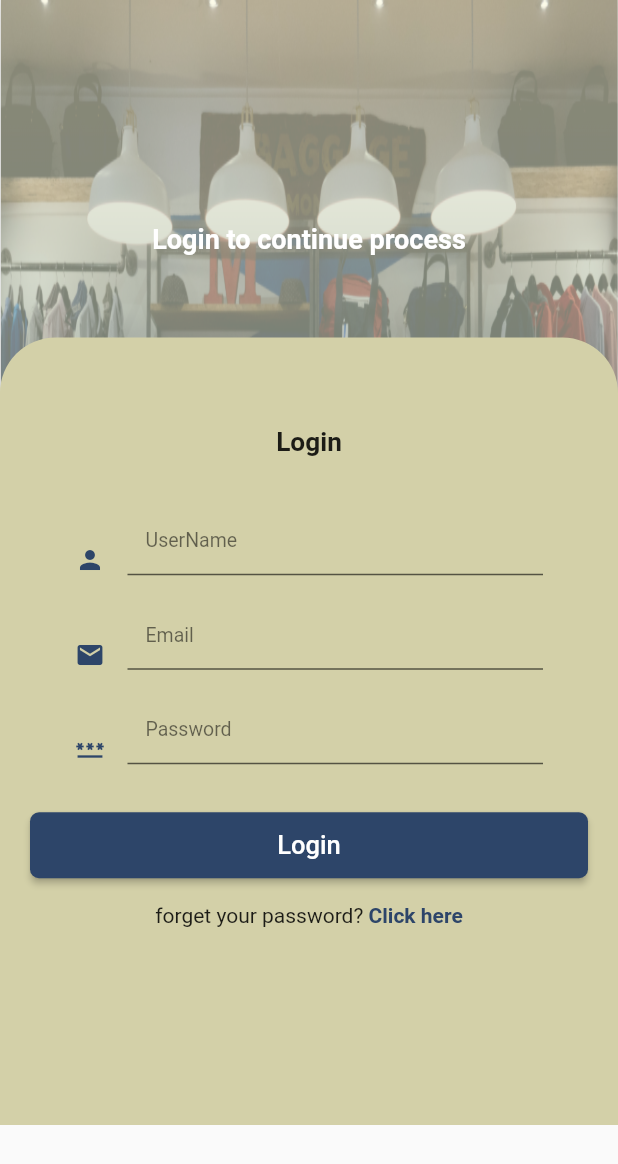
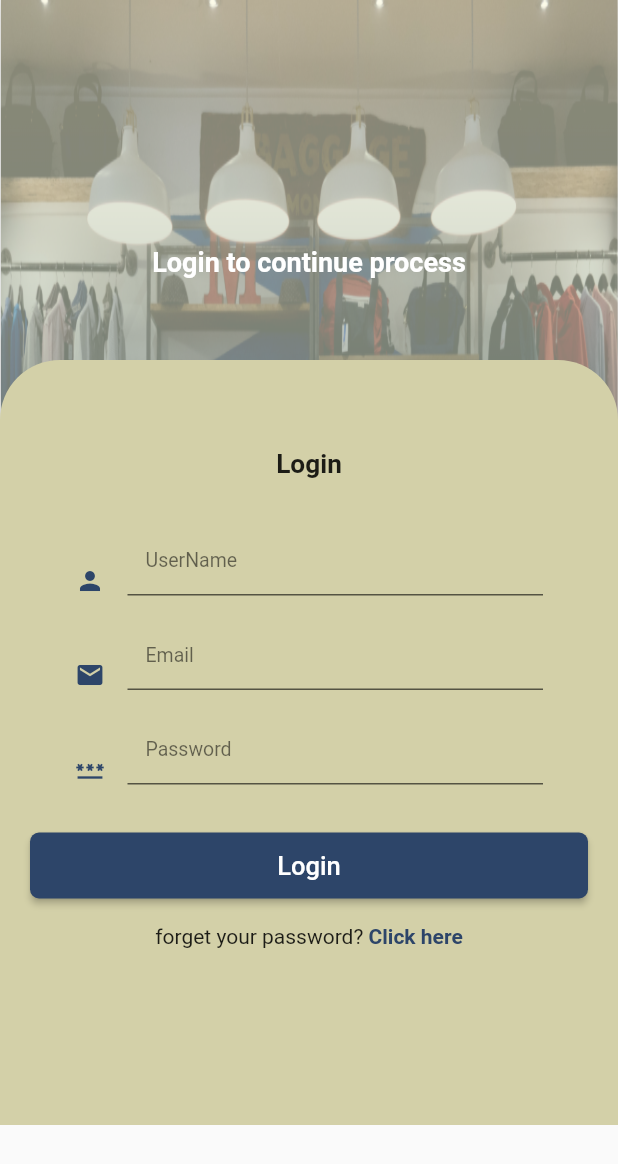
Before and after one commit to mohamedhashim73/Fashion-store, a Flutter app: the screen it shows after launch, on a phone screen of 412 x 824 dp. Shown: the top 1164 px of the screen. Run offline on Flutter 3.47's test engine with Material 2 defaults, Android fonts, the phone set to English and light mode, and no system bars; our stand-ins replace bloc, carousel_slider, dio, flutter_bloc, flutter_svg, shared_preferences and 1 more; accounts and stored records are empty.

Commit message:
finish_profile_and_auth_screen

```diff
--- a/lib/main.dart
+++ b/lib/main.dart
@@ -17,7 +17,7 @@ import 'package:flutter_bloc/flutter_bloc.dart';
 Future<void> main() async {
   WidgetsFlutterBinding.ensureInitialized();
   await CacheHelper.cacheInitialization();
-  userId = CacheHelper.getCacheData('userId');
+  userId = CacheHelper.getCacheData('UserID');
   Bloc.observer = MyBlocObserver();
   runApp(const MyApp());
 }
@@ -41,6 +41,7 @@ class MyApp extends StatelessWidget{
         {
           'category_screen' : (context) => const CategoriesScreen(),
           'auth_screen' : (context) => AuthScreen(),
+          'profile_screen' : (context) => ProfileScreen(),
           'all_products_screen' : (context) => const DisplayAllProductsScreen(),
         },
       ),
--- a/lib/repositories/profile_repo/profile_local_repo.dart
+++ b/lib/repositories/profile_repo/profile_local_repo.dart
@@ -10,7 +10,7 @@ class ProfileLocalRepository extends ProfileRepository{
   }
 
   @override
-  Future deleteMyAccount({required int userID}) {
+  Future deleteMyAccount() {
     // TODO: implement deleteMyAccount
     throw UnimplementedError();
   }
--- a/lib/repositories/profile_repo/profile_repo.dart
+++ b/lib/repositories/profile_repo/profile_repo.dart
@@ -7,5 +7,5 @@ abstract class ProfileRepository{
   // Todo: update userData ( name || password )
 
   // Todo: delete an account using user's id
-  Future<dynamic> deleteMyAccount({required int userID});
+  Future<dynamic> deleteMyAccount();
 }
--- a/lib/view/Screens/auth_screen.dart
+++ b/lib/view/Screens/auth_screen.dart
@@ -1,5 +1,6 @@
 import 'package:fashion_store/repositories/auth_repo/auth_network_repo.dart';
 import 'package:fashion_store/shared/constants/colors.dart';
+import 'package:fashion_store/view/Widgets/alert_message.dart';
 import 'package:fashion_store/view/Widgets/default_buttons.dart';
 import 'package:fashion_store/view_model/auth_view_model/auth_cubit.dart';
 import 'package:fashion_store/view_model/auth_view_model/auth_states.dart';
@@ -26,15 +27,15 @@ class AuthScreen extends StatelessWidget {
             shrinkWrap: true,
             children: [
               Container(
-                height: 225,
+                height: 240,
                 padding: const EdgeInsets.symmetric(vertical: 55),
                 alignment: Alignment.bottomCenter,
                 child: const Text("Login to continue process",style: TextStyle(fontWeight: FontWeight.w600,fontSize: 18,color: Colors.white),),
               ),
               Container(
-                height: 525,
+                height: 510,
                 decoration: const BoxDecoration(
-                  borderRadius: BorderRadius.only(topLeft: Radius.circular(37),topRight: Radius.circular(37)),
+                  borderRadius: BorderRadius.only(topLeft: Radius.circular(40),topRight: Radius.circular(40)),
                   color: fourthColor,
                 ),
                 padding: const EdgeInsets.symmetric(vertical: 50,horizontal: 20.0),
@@ -69,7 +70,7 @@ class AuthScreen extends StatelessWidget {
                               if ( state is AuthSuccessState ) Navigator.pushReplacement(context,MaterialPageRoute(builder: (context)=> HomeScreen()));
                               if ( state is AuthErrorState )
                               {
-                                var snackBar = SnackBar(content: Container(color: Colors.black,child: const Text("Error during user sign up"),));
+                                var snackBar = alertMessage(message: "Error during login, try again later", messageColor: Colors.red);
                                 ScaffoldMessenger.of(context).showSnackBar(snackBar);
                               }
                             },
--- a/lib/view/Screens/home_screen.dart
+++ b/lib/view/Screens/home_screen.dart
@@ -107,7 +107,7 @@ class HomeScreen extends StatelessWidget {
         IconButton(
             onPressed: ()
             {
-              Navigator.pushNamed(context, "auth_screen");
+              Navigator.pushNamed(context, "profile_screen");
             },
             icon: const Icon(Icons.filter_list_sharp))
       ],
--- a/lib/view_model/auth_view_model/auth_cubit.dart
+++ b/lib/view_model/auth_view_model/auth_cubit.dart
@@ -17,10 +17,10 @@ class AuthCubit extends Cubit<AuthStates>{
     await authRepository.userSignUp(name: name, email: email, password: password).then((value) async {
       model = value;
       debugPrint("User Data is ............. $value");
-      CacheHelper.saveCacheData(key: 'userId',value: value.id).then((val)
+      CacheHelper.saveCacheData(key: 'UserID',value: value.id).then((val)
       {
-        if( val == true ) debugPrint("User id is ....... true");
-        userId = CacheHelper.getCacheData('userId');
+        if( val == true ) debugPrint("User id is ................. ${value.id}");
+        userId = CacheHelper.getCacheData('UserID');
         userId?? value.id;
       });
       emit(AuthSuccessState());
--- a/lib/view_model/profile_view_model/profile_states.dart
+++ b/lib/view_model/profile_view_model/profile_states.dart
@@ -13,6 +13,8 @@ class UpdateUserDataLoadingState extends ProfileStates{}
 
 class UpdateUserDataErrorState extends ProfileStates{}
 
+class LogOutLoadingState extends ProfileStates{}
+
 class DeletedAccountSuccessfullyState extends ProfileStates{}
 
 class ErrorDuringDeleteAccountState extends ProfileStates{}
```
Also changed, not shown: lib/repositories/profile_repo/profile_network_repo.dart (+4 -3 lines), lib/shared/cache_helper.dart (+12 -2 lines), lib/view/Screens/profile_screen.dart (+4 -6 lines), lib/view/Widgets/alert_message.dart (added, +12 -0 lines), lib/view_model/profile_view_model/profile_cubit.dart (+9 -10 lines).
